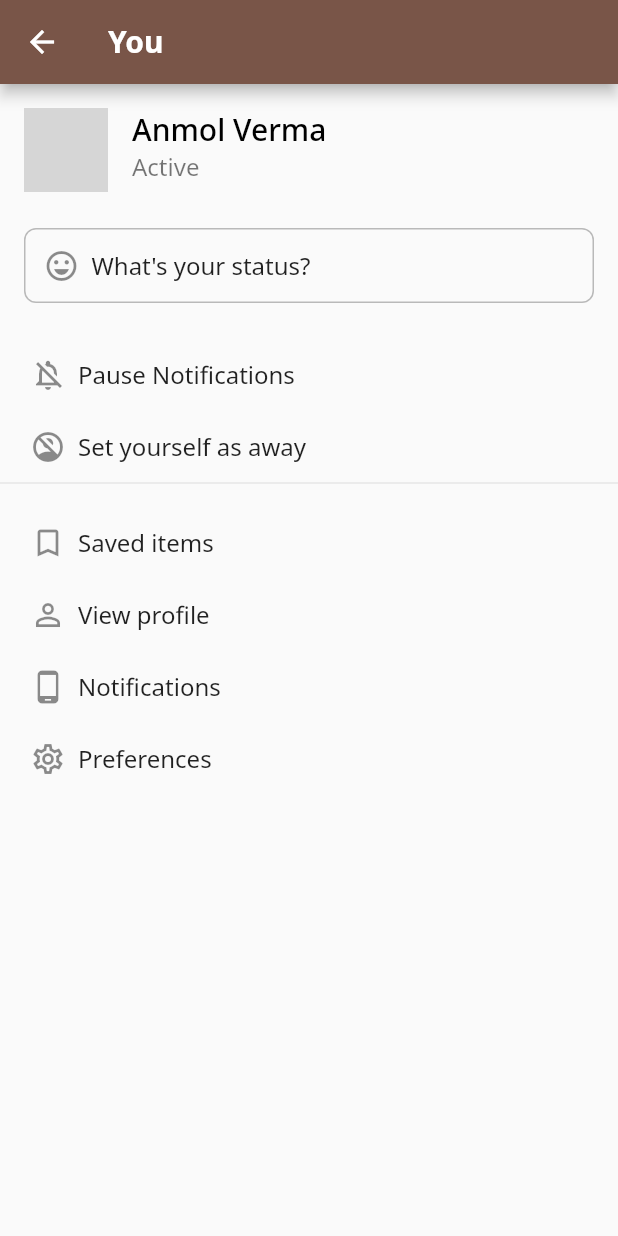
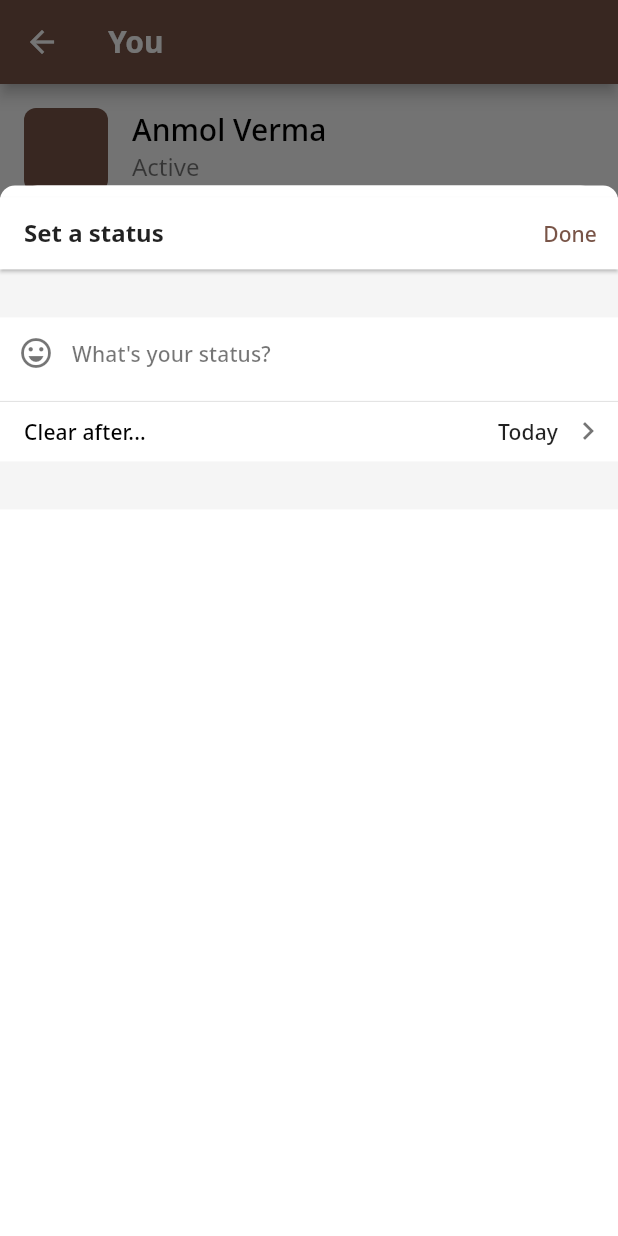
Before and after one commit to oianmol/flutter_slack, a Flutter app: the SKPersonalScreen screen opened directly, after a tap on "What's your status?", on a phone screen of 412 x 824 dp. Run offline on Flutter 3.47's test engine with Material 2 defaults, Android fonts, the phone set to English and light mode, and no system bars; our stand-ins replace get, google_fonts; network calls fail; grey boxes are pictures that could not be loaded.

Commit message:
wip for set a status screen

```diff
--- a/lib/app/pages/chat/sk_chat_screen.dart
+++ b/lib/app/pages/chat/sk_chat_screen.dart
@@ -19,6 +19,7 @@ class SKChatScreen extends StatelessWidget {
       children: [
         Expanded(
           child: CustomScrollView(
+            reverse: true,
             slivers: [
               const SKChatMessage().sliverBox,
               const SKChatMessage().sliverBox,
--- a/lib/app/pages/dashboard/pages/personal/sk_personal_screen.dart
+++ b/lib/app/pages/dashboard/pages/personal/sk_personal_screen.dart
@@ -2,6 +2,7 @@ import 'package:flutter/material.dart';
 import 'package:get/get.dart';
 import 'package:google_fonts/google_fonts.dart';
 import 'package:slack_app/app/pages/dashboard/widgets/side_menu_footer.dart';
+import 'package:slack_app/app/pages/set_status/sk_setstatus_screen.dart';
 
 class SKPersonalScreen extends StatelessWidget {
   const SKPersonalScreen({Key? key}) : super(key: key);
@@ -18,7 +19,9 @@ class SKPersonalScreen extends StatelessWidget {
       ),
       body: CustomScrollView(
         slivers: [
-          const SizedBox(height: 8,).sliverBox,
+          const SizedBox(
+            height: 8,
+          ).sliverBox,
           profileYou().sliverBox,
           whatsStatus().sliverBox,
           footerItem(FooterOption(
@@ -27,13 +30,11 @@ class SKPersonalScreen extends StatelessWidget {
           footerItem(FooterOption(Icons.no_accounts, "Set yourself as away"))
               .sliverBox,
           Divider().sliverBox,
-          footerItem(FooterOption(
-                  Icons.bookmark_outline, "Saved items"))
+          footerItem(FooterOption(Icons.bookmark_outline, "Saved items"))
               .sliverBox,
           footerItem(FooterOption(Icons.person_outline, "View profile"))
               .sliverBox,
-          footerItem(FooterOption(
-                  Icons.phone_android, "Notifications"))
+          footerItem(FooterOption(Icons.phone_android, "Notifications"))
               .sliverBox,
           footerItem(FooterOption(Icons.settings_outlined, "Preferences"))
               .sliverBox,
@@ -43,15 +44,23 @@ class SKPersonalScreen extends StatelessWidget {
   }
 
   Widget whatsStatus() {
-    return GestureDetector(
-      child: Container(
+    return Container(
       margin: const EdgeInsets.symmetric(horizontal: 16, vertical: 16),
-        padding: const EdgeInsets.all(12),
       decoration: BoxDecoration(
           border: Border.all(color: Colors.black26, width: 1),
           shape: BoxShape.rectangle,
           borderRadius: BorderRadius.circular(8)),
-        child: Row(
+      child: InkWell(
+        child: whatsYourStatus(),
+        onTap: () {
+          showStatusBottomSheet();
+        },
+      ),
+    );
+  }
+
+  whatsYourStatus() {
+    return Row(
       children: [
         const Icon(
           Icons.emoji_emotions_outlined,
@@ -61,15 +70,12 @@ class SKPersonalScreen extends StatelessWidget {
           child: Text(
             "What's your status?",
             style: GoogleFonts.notoSans(
-                    textStyle: Get.textTheme.subtitle1!
-                        .copyWith(color: Colors.black87)),
+                textStyle:
+                    Get.textTheme.subtitle1!.copyWith(color: Colors.black87)),
           ),
         )
       ],
-        ),
-      ),
-      onTap: () {},
-    );
+    ).paddingAll(12);
   }
 
   Widget profileYou() {
@@ -105,7 +111,7 @@ class SKPersonalScreen extends StatelessWidget {
         Icon(
           e.icon,
           color: Colors.black45,
-        ).marginOnly(right: 8),
+        ).marginOnly(right: 16),
         Expanded(
           child: Text(e.name,
               style: GoogleFonts.notoSans(
@@ -115,3 +121,20 @@ class SKPersonalScreen extends StatelessWidget {
     ).paddingAll(4).marginOnly(left: 16, top: 16);
   }
 }
+
+showStatusBottomSheet() {
+  final FocusNode jumpToFocus = FocusNode();
+  showModalBottomSheet(
+      shape: RoundedRectangleBorder(
+        borderRadius: BorderRadius.circular(10.0),
+      ),
+      backgroundColor: Colors.white,
+      isScrollControlled: true,
+      context: Get.context!,
+      builder: (context) {
+        return Wrap(
+          children: const [SKSetStatusScreen()],
+        );
+      });
+  jumpToFocus.requestFocus();
+}
--- /dev/null
+++ b/lib/app/pages/set_status/sk_setstatus_screen.dart
@@ -0,0 +1,115 @@
+import 'package:flutter/material.dart';
+import 'package:get/get.dart';
+import 'package:google_fonts/google_fonts.dart';
+
+class SKSetStatusScreen extends StatelessWidget {
+  const SKSetStatusScreen({Key? key}) : super(key: key);
+
+  @override
+  Widget build(BuildContext context) {
+    return Container(
+      height: Get.height * 0.85,
+      decoration: const BoxDecoration(
+          color: Colors.white,
+          borderRadius: BorderRadius.only(
+              topLeft: Radius.circular(25.0), topRight: Radius.circular(25.0))),
+      child: CustomScrollView(
+        slivers: [
+          const SizedBox(
+            height: 8,
+          ).sliverBox,
+          bottomSheetHeader().sliverBox,
+          greySeparator().sliverBox,
+          whatsYourStatus().sliverBox,
+          const Divider().sliverBox,
+          clearStatusAfter().sliverBox,
+          greySeparator().sliverBox,
+
+        ],
+      ),
+    );
+  }
+
+  Container greySeparator() {
+    return Container(
+          color: Colors.grey.shade100,
+          height: 32,
+        );
+  }
+
+  Widget bottomSheetHeader() {
+    return AppBar(
+      elevation: 1,
+      toolbarHeight: 48,
+      backgroundColor: Colors.white,
+      automaticallyImplyLeading: false,
+      title: Text(
+        "Set a status",
+        style: GoogleFonts.notoSans(
+            textStyle:
+                Get.textTheme.subtitle1!.copyWith(fontWeight: FontWeight.bold)),
+      ),
+      actions: [
+        TextButton(
+            onPressed: () {
+              Get.back();
+            },
+            child: Text(
+              "Done",
+              style: GoogleFonts.notoSans(),
+            ))
+      ],
+    );
+  }
+
+  Widget whatsYourStatus() {
+    return Row(
+      children: [
+        IconButton(
+            onPressed: () {},
+            icon: const Icon(
+              Icons.emoji_emotions_outlined,
+              color: Colors.black54,
+            )),
+        Expanded(
+          child: TextField(
+            style: GoogleFonts.notoSans(
+                textStyle: Get.textTheme.subtitle2!.copyWith(
+                    color: Colors.white, fontWeight: FontWeight.w400)),
+            decoration: InputDecoration.collapsed(
+                hintText: "What's your status?",
+                hintStyle: GoogleFonts.notoSans(
+                    textStyle: Get.textTheme.subtitle2!
+                        .copyWith(color: Colors.black54))),
+          ),
+        )
+      ],
+    );
+  }
+
+  Widget clearStatusAfter() {
+    return Row(
+      mainAxisAlignment: MainAxisAlignment.spaceBetween,
+      children: [
+        Text(
+          "Clear after...",
+          style: GoogleFonts.notoSans(textStyle: Get.textTheme.subtitle2),
+        ).marginOnly(left: 16),
+        Row(
+          children: [
+            Text(
+              "Today",
+              style: GoogleFonts.notoSans(
+                  textStyle:
+                      Get.textTheme.subtitle2!.copyWith(color: Colors.black87)),
+            ).marginOnly(right: 8),
+            const Icon(
+              Icons.navigate_next,
+              color: Colors.black54,
+            ).marginOnly(right: 8)
+          ],
+        )
+      ],
+    ).marginOnly(bottom: 8);
+  }
+}
```
Lines whose indentation alone changed are shown as unchanged.
